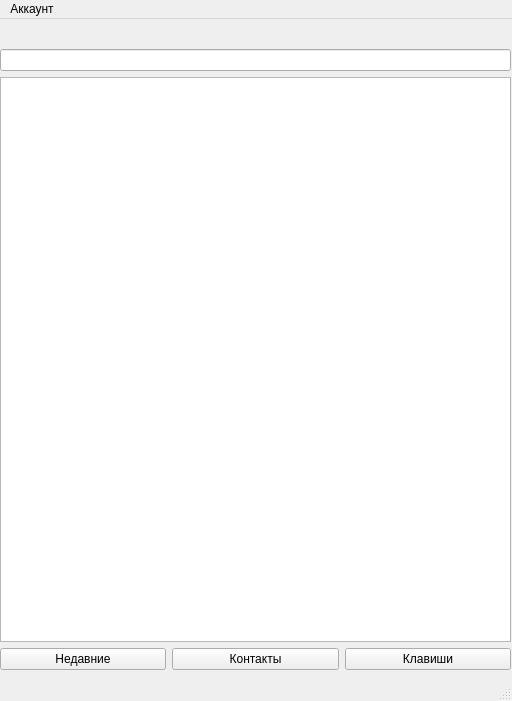
Qt form mainwindow.ui (eastpriSs/VoIP) before a commit.
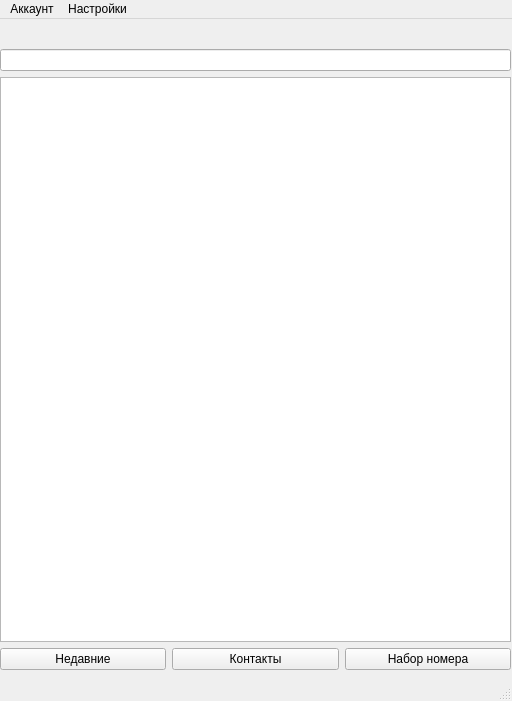
The same form after that commit.

What changed in the file:
```diff
--- a/mainwindow.ui
+++ b/mainwindow.ui
@@ -55,7 +55,7 @@
        <item>
         <widget class="QPushButton" name="numberButton">
          <property name="text">
-          <string>Клавиши</string>
+          <string>Набор номера</string>
          </property>
         </widget>
        </item>
@@ -79,7 +79,14 @@
     </property>
     <addaction name="authAction"/>
    </widget>
+   <widget class="QMenu" name="menu_2">
+    <property name="title">
+     <string>Настройки</string>
+    </property>
+    <addaction name="actionSettings"/>
+   </widget>
    <addaction name="menu"/>
+   <addaction name="menu_2"/>
   </widget>
   <widget class="QStatusBar" name="statusbar"/>
   <action name="authAction">
```
Left out of the diff: 5 changed lines with no effect on the pictures.
